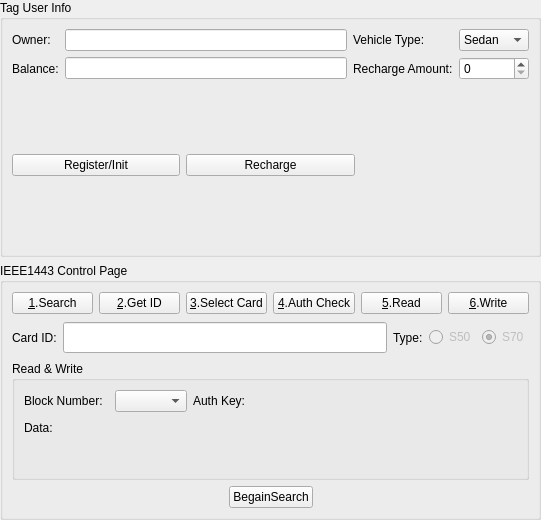
The window that rfidWidget/IEEE14443ControlWidget.ui (ziawerquart/RFID_ParkingSystemV2) describes before a commit, drawn with Qt 5.
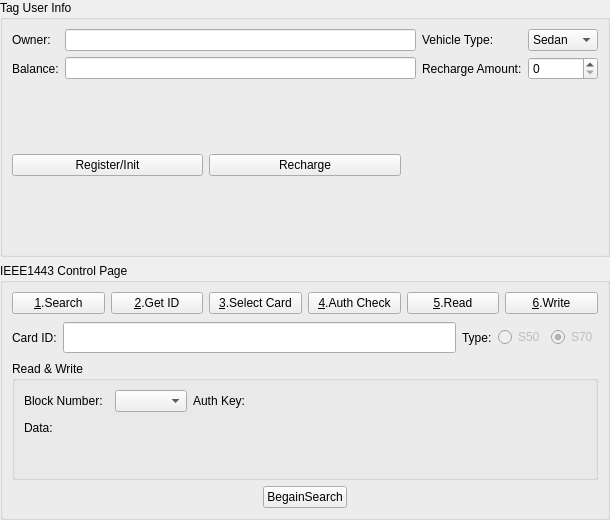
The same window after the commit. Custom widgets are drawn as their Qt base class.

Commit message: 添加注释

Diff of the .ui file:
```diff
--- a/rfidWidget/IEEE14443ControlWidget.ui
+++ b/rfidWidget/IEEE14443ControlWidget.ui
@@ -6,7 +6,7 @@
    <rect>
     <x>0</x>
     <y>0</y>
-    <width>541</width>
+    <width>610</width>
     <height>520</height>
    </rect>
   </property>
```
The commit also changes 2 other files.
